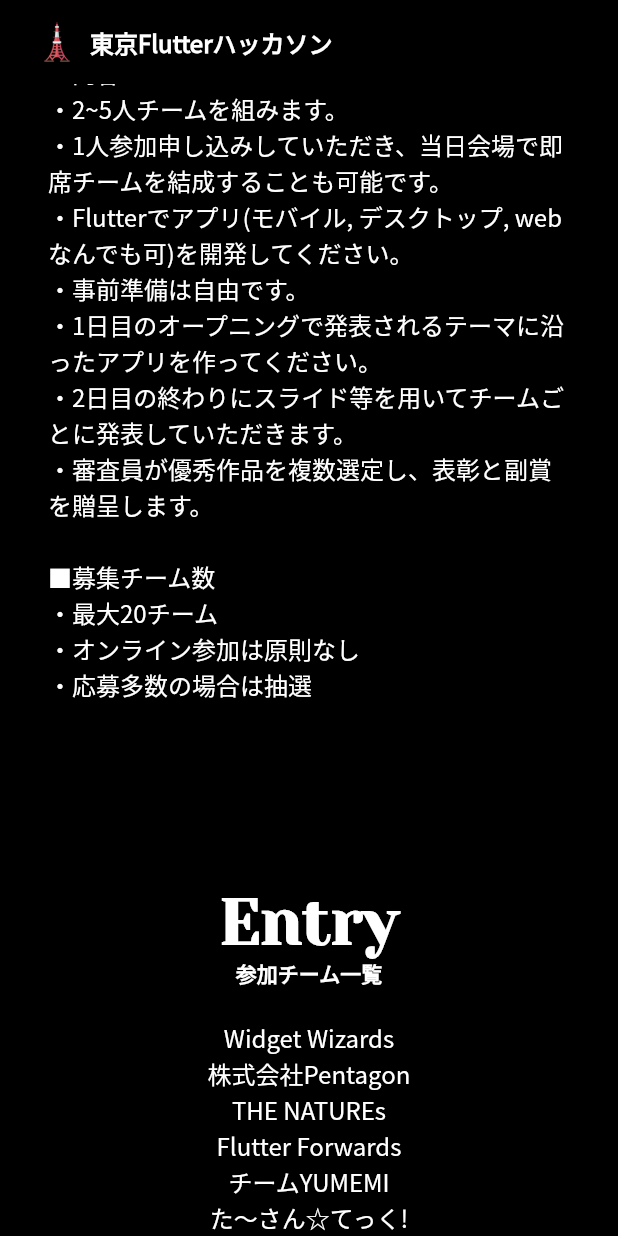
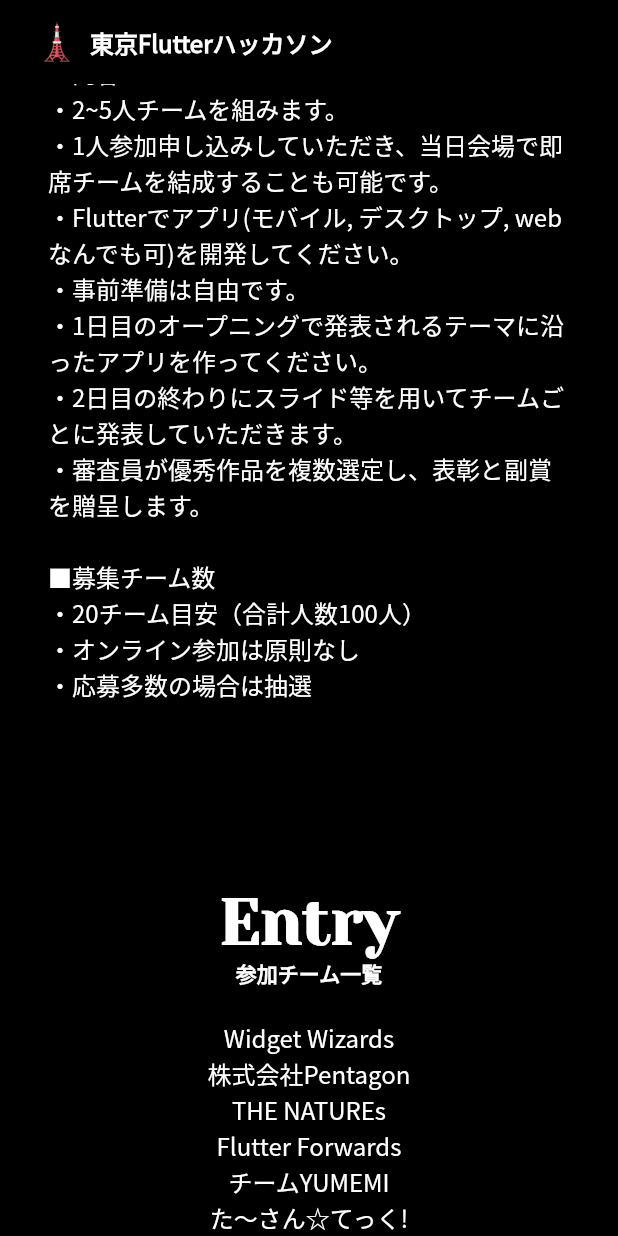
Before and after one commit to flutteruniv/TokyoFlutterHackathon, a Flutter app: the screen it shows after launch, scrolled down 576 dp, on a phone screen of 412 x 824 dp. Run offline on Flutter 3.47's test engine with Material 2 defaults, Android fonts, the phone set to English and light mode, and no system bars; our stand-ins replace flutter_html, go_router, responsive_builder.

Commit message:
参加チーム数を「20チーム目安(合計人数100人)」に変更

```diff
--- a/lib/presentation/lp_outline_widget.dart
+++ b/lib/presentation/lp_outline_widget.dart
@@ -31,7 +31,7 @@ class OutlineWidget extends StatelessWidget {
           ),
           SizedBox(height: isMobile ? 20 : 40),
           Text(
-            '■日時\n2023年9月30日（土）、10月1日（日）\n\n■参加対象\nFlutterが好きなエンジニア、デザイナー、プランナー\n\n■場所\nサイバーエージェント Abema Towers 10F\n\n■内容\n・2~5人チームを組みます。\n・1人参加申し込みしていただき、当日会場で即席チームを結成することも可能です。\n・Flutterでアプリ(モバイル, デスクトップ, webなんでも可)を開発してください。\n・事前準備は自由です。\n・1日目のオープニングで発表されるテーマに沿ったアプリを作ってください。\n・2日目の終わりにスライド等を用いてチームごとに発表していただきます。\n・審査員が優秀作品を複数選定し、表彰と副賞を贈呈します。\n\n■募集チーム数\n・最大20チーム\n・オンライン参加は原則なし\n・応募多数の場合は抽選',
+            '■日時\n2023年9月30日（土）、10月1日（日）\n\n■参加対象\nFlutterが好きなエンジニア、デザイナー、プランナー\n\n■場所\nサイバーエージェント Abema Towers 10F\n\n■内容\n・2~5人チームを組みます。\n・1人参加申し込みしていただき、当日会場で即席チームを結成することも可能です。\n・Flutterでアプリ(モバイル, デスクトップ, webなんでも可)を開発してください。\n・事前準備は自由です。\n・1日目のオープニングで発表されるテーマに沿ったアプリを作ってください。\n・2日目の終わりにスライド等を用いてチームごとに発表していただきます。\n・審査員が優秀作品を複数選定し、表彰と副賞を贈呈します。\n\n■募集チーム数\n・20チーム目安（合計人数100人）\n・オンライン参加は原則なし\n・応募多数の場合は抽選',
             style: Theme.of(context).textTheme.titleMedium!.copyWith(
                   color: Colors.white,
                   fontWeight: FontWeight.normal,
```
